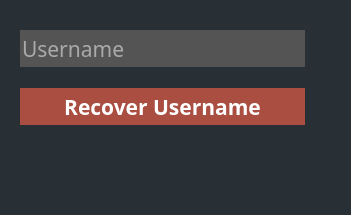
Old version of the form resetpassword.ui in the repository dparker2/StudyGroup.
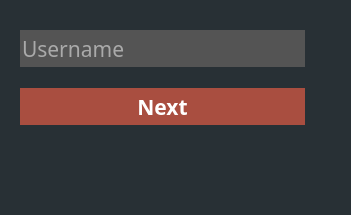
New version of the form. The open tabs and pages were chosen to show the change.

Commit message: added links to recover/reset at login

The edit to the form file:
```diff
--- a/resetpassword.ui
+++ b/resetpassword.ui
@@ -100,7 +100,7 @@
 }</string>
            </property>
            <property name="text">
-            <string>Recover Username</string>
+            <string>Next</string>
            </property>
           </widget>
          </item>
```
Left out of the diff: 2 changed lines with no effect on the pictures. The commit also changes 5 other files.
